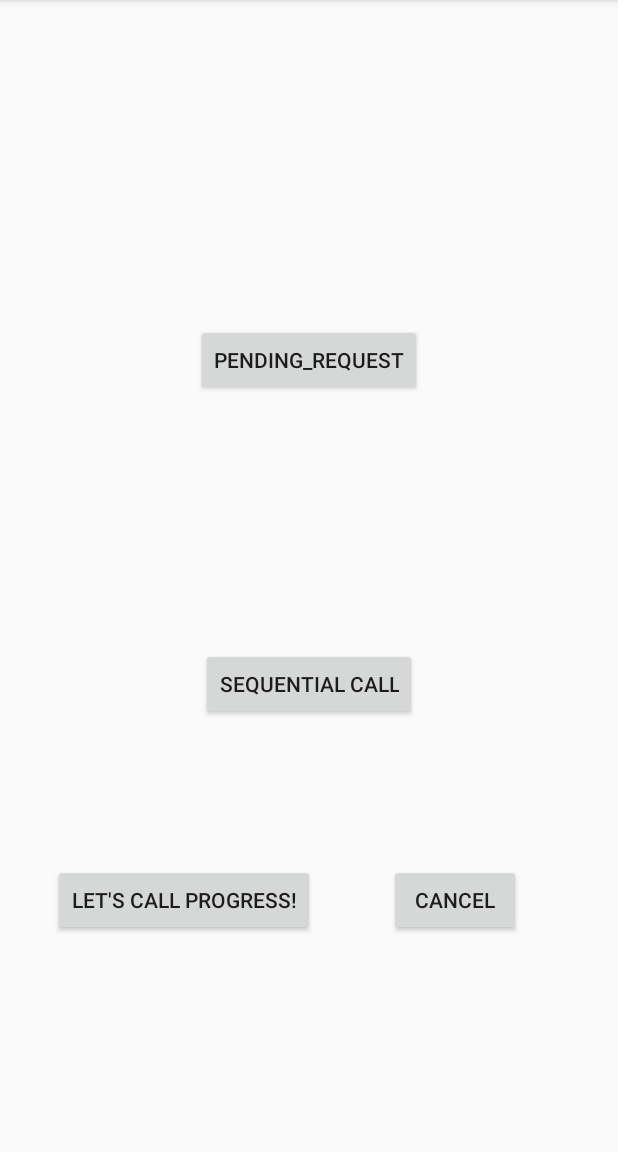
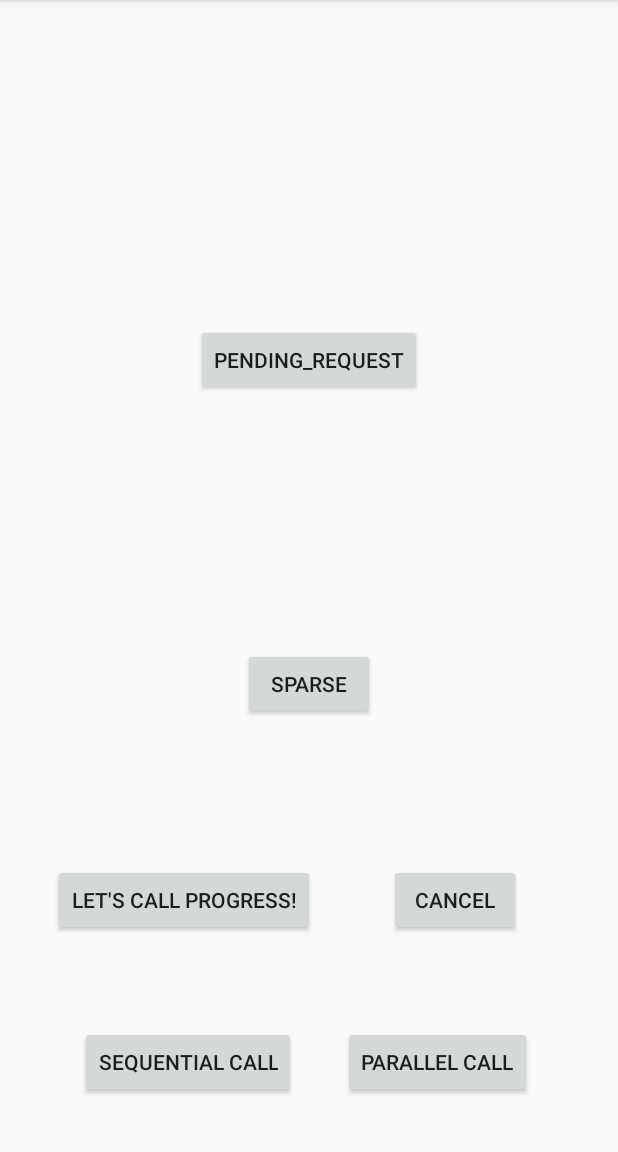
Before and after one commit to turastory/android-experiment, an Android app: the screen it shows after launch (MainActivity), after a tap on "LET'S CALL PROGRESS!", on a phone screen of 412 x 824 dp, the part 84-1236 px from its top. Run offline under Robolectric (Android 15) with nearby library versions, the phone set to English and light mode, and no system bars; our stand-ins replace ButterKnife.

Commit message:
Test sequential calls

```diff
--- a/progress-management/src/main/java/com/turastory/progress_management/Call.java
+++ b/progress-management/src/main/java/com/turastory/progress_management/Call.java
@@ -12,16 +12,26 @@ import java.lang.ref.WeakReference;
 
 public class Call extends Thread implements Cancellable {
 
+    public interface OnFinishListener {
+        void onFinish();
+    }
+
     private boolean flag = false;
 
     private WeakReference<MainActivity> mainActivityWeak;
     private int time;
     private boolean success;
 
+    private OnFinishListener onFinishListener;
+
     public Call(MainActivity mainActivity, int time, boolean success) {
         this.mainActivityWeak = new WeakReference<>(mainActivity);
         this.time = time;
         this.success = success;
+    }
+
+    public void setOnFinishListener(OnFinishListener onFinishListener) {
+        this.onFinishListener = onFinishListener;
     }
 
     @Override
@@ -49,6 +59,10 @@ public class Call extends Thread implements Cancellable {
         } else {
             Log.e("asdf", "Failure");
         }
+
+        if (onFinishListener != null) {
+            onFinishListener.onFinish();
+        }
     }
 
     @Override
--- /dev/null
+++ b/progress-management/src/main/java/com/turastory/progress_management/CallHandler.java
@@ -0,0 +1,64 @@
+package com.turastory.progress_management;
+
+import android.os.Handler;
+import android.os.Message;
+import android.util.Log;
+
+import java.util.concurrent.BlockingQueue;
+import java.util.concurrent.LinkedBlockingQueue;
+
+/**
+ * Created by nyh0111 on 2018-03-21.
+ *
+ * Handle sequential calls..
+ */
+
+public class CallHandler extends Handler {
+
+    public static final int NEXT = 0;
+
+    private final Object object = new Object();
+    private final MainActivity activity;
+
+    private BlockingQueue<Call> sequentialCalls = new LinkedBlockingQueue<>();
+
+    public CallHandler(MainActivity activity) {
+        this.activity = activity;
+    }
+
+    public void enqueue(Call call) {
+        synchronized (object) {
+            Log.e("asdf", "enqueue " + call.getName());
+            sequentialCalls.add(call);
+
+            if (sequentialCalls.size() == 1) {
+                next();
+            }
+        }
+    }
+
+    private void next() {
+        Message message = obtainMessage();
+        message.what = NEXT;
+        sendMessage(message);
+    }
+
+    @Override
+    public void handleMessage(Message msg) {
+        switch (msg.what) {
+            case NEXT:
+                startNextCall();
+                break;
+        }
+    }
+
+    private void startNextCall() {
+        synchronized (object) {
+            if (sequentialCalls.size() > 0) {
+                Call call = sequentialCalls.remove();
+                call.setOnFinishListener(this::next);
+                activity.addCall(call);
+            }
+        }
+    }
+}
--- a/progress-management/src/main/java/com/turastory/progress_management/MainActivity.java
+++ b/progress-management/src/main/java/com/turastory/progress_management/MainActivity.java
@@ -21,20 +21,27 @@ public class MainActivity extends AppCompatActivity {
     Button requestButton;
     @BindView(R.id.cancel_button)
     Button cancelButton;
-    @BindView(R.id.sequential_button)
-    Button sequentialButton;
+    @BindView(R.id.sparse_button)
+    Button sparseButton;
     @BindView(R.id.pending_request_button)
     Button pendingRequestButton;
+    @BindView(R.id.sequential_call_button)
+    Button sequentialCallButton;
+    @BindView(R.id.parallel_call_button)
+    Button parallelCallButton;
 
     private Set<Call> calls = new HashSet<>();
     private Call call;
     private NetworkProgress progress;
+    private CallHandler callHandler;
 
     @Override
     protected void onCreate(Bundle savedInstanceState) {
         super.onCreate(savedInstanceState);
         setContentView(R.layout.activity_main);
         ButterKnife.bind(this);
+
+        callHandler = new CallHandler(this);
 
         requestButton.setOnClickListener(v -> {
             call = createRandomCall();
@@ -47,7 +54,7 @@ public class MainActivity extends AppCompatActivity {
             }
         });
 
-        sequentialButton.setOnClickListener(v -> {
+        sparseButton.setOnClickListener(v -> {
             new Handler().postDelayed(() -> addCall(createRandomCall()), 300);
             new Handler().postDelayed(() -> addCall(createRandomCall()), 600);
             new Handler().postDelayed(() -> addCall(createRandomCall()), 900);
@@ -59,6 +66,17 @@ public class MainActivity extends AppCompatActivity {
             new Handler().postDelayed(() -> addCall(createRandomCall()), 1500);
             startActivity(new Intent(this, NewActivity.class));
             finish();
+        });
+
+        sequentialCallButton.setOnClickListener(v -> {
+            for (int i = 0; i < 5; i++) {
+                runSequential(createRandomCall());
+            }
+        });
+        parallelCallButton.setOnClickListener(v -> {
+            for (int i = 0; i < 5; i++) {
+                runParallel(createRandomCall());
+            }
         });
 
         new Thread(() -> {
@@ -90,7 +108,16 @@ public class MainActivity extends AppCompatActivity {
         return new Call(this, 1000, n == 0);
     }
 
-    private void addCall(Call call) {
+    private void runSequential(Call call) {
+        callHandler.enqueue(call);
+    }
+
+    private void runParallel(Call call) {
+        addCall(call);
+    }
+
+    public void addCall(Call call) {
+        Log.e("asdf", "execute " + call.getName());
         call.start();
 
         synchronized (lock) {
--- a/progress-management/src/main/res/layout/activity_main.xml
+++ b/progress-management/src/main/res/layout/activity_main.xml
@@ -8,10 +8,10 @@
   tools:context="com.turastory.progress_management.MainActivity">
 
   <Button
-    android:id="@+id/sequential_button"
+    android:id="@+id/sparse_button"
     android:layout_width="wrap_content"
     android:layout_height="wrap_content"
-    android:text="Sequential call"
+    android:text="Sparse"
     app:layout_constraintBottom_toBottomOf="parent"
     app:layout_constraintHorizontal_bias="0.5"
     app:layout_constraintLeft_toLeftOf="parent"
@@ -55,4 +55,28 @@
     app:layout_constraintTop_toTopOf="parent"
     app:layout_constraintVertical_bias="0.3"/>
 
+  <Button
+    android:id="@+id/sequential_call_button"
+    android:layout_width="wrap_content"
+    android:layout_height="wrap_content"
+    android:text="Sequential Call"
+    app:layout_constraintBottom_toBottomOf="parent"
+    app:layout_constraintHorizontal_bias="0.2"
+    app:layout_constraintLeft_toLeftOf="parent"
+    app:layout_constraintRight_toRightOf="parent"
+    app:layout_constraintTop_toTopOf="parent"
+    app:layout_constraintVertical_bias="0.95"/>
+
+  <Button
+    android:id="@+id/parallel_call_button"
+    android:layout_width="wrap_content"
+    android:layout_height="wrap_content"
+    android:text="Parallel Call"
+    app:layout_constraintBottom_toBottomOf="parent"
+    app:layout_constraintHorizontal_bias="0.8"
+    app:layout_constraintLeft_toLeftOf="parent"
+    app:layout_constraintRight_toRightOf="parent"
+    app:layout_constraintTop_toTopOf="parent"
+    app:layout_constraintVertical_bias="0.95"/>
+
 </android.support.constraint.ConstraintLayout>
```
